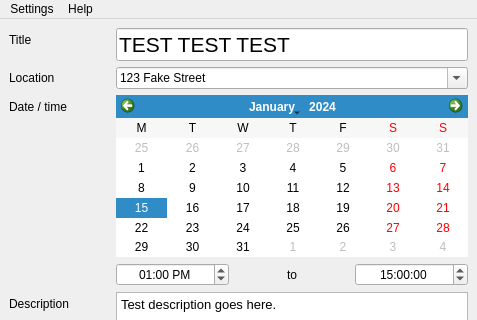
This is ui/MainWindow.ui in MakeICT/event-creator as Qt 5 draws it before an edit; both pictures show x 0 to 477 and y 0 to 320 of the 477 by 693 pixel window. The edited form follows.
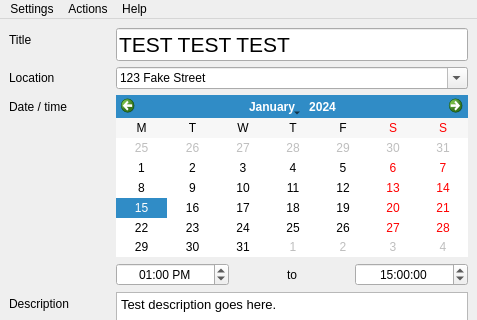
This is the edited form.

Commit message: allow plugins to add menu actions

Diff of the .ui file:
```diff
--- a/ui/MainWindow.ui
+++ b/ui/MainWindow.ui
@@ -288,7 +288,7 @@
      <x>0</x>
      <y>0</y>
      <width>477</width>
-     <height>27</height>
+     <height>30</height>
     </rect>
    </property>
    <widget class="QMenu" name="menuPlugins">
@@ -304,7 +304,13 @@
     </property>
     <addaction name="actionAbout"/>
    </widget>
+   <widget class="QMenu" name="menuActions">
+    <property name="title">
+     <string>Actions</string>
+    </property>
+   </widget>
    <addaction name="menuPlugins"/>
+   <addaction name="menuActions"/>
    <addaction name="menuHelp"/>
   </widget>
   <widget class="QStatusBar" name="statusbar"/>
```
Left out of the diff: 4 changed lines with no effect on the pictures. The commit also changes 2 other files.
